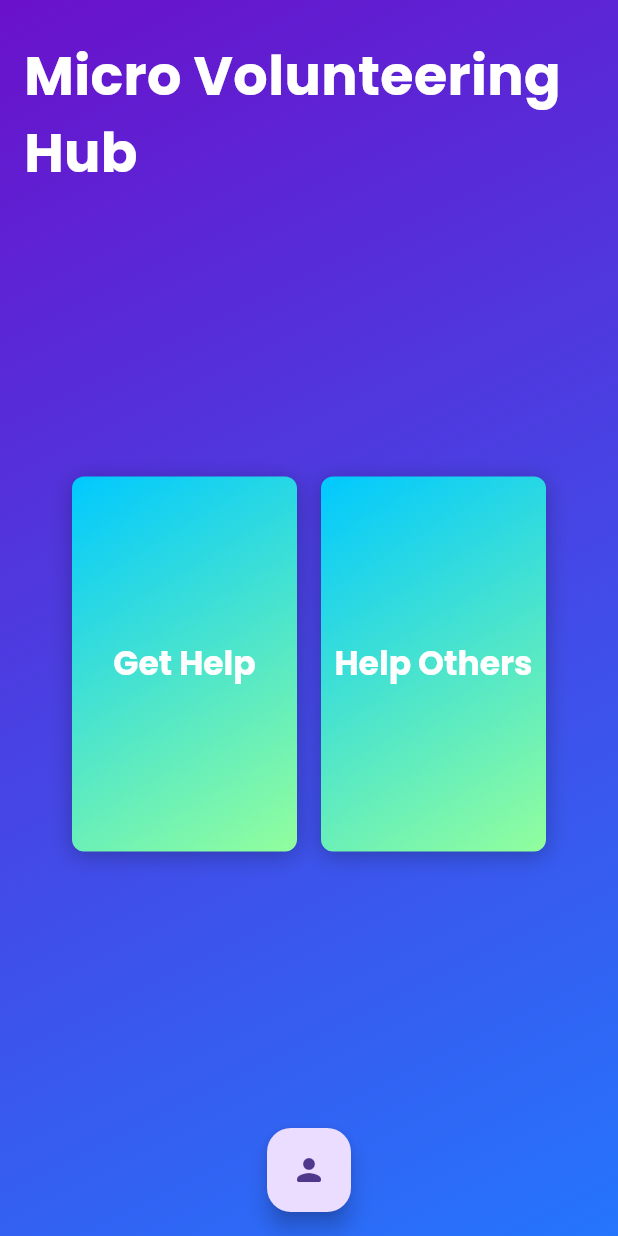
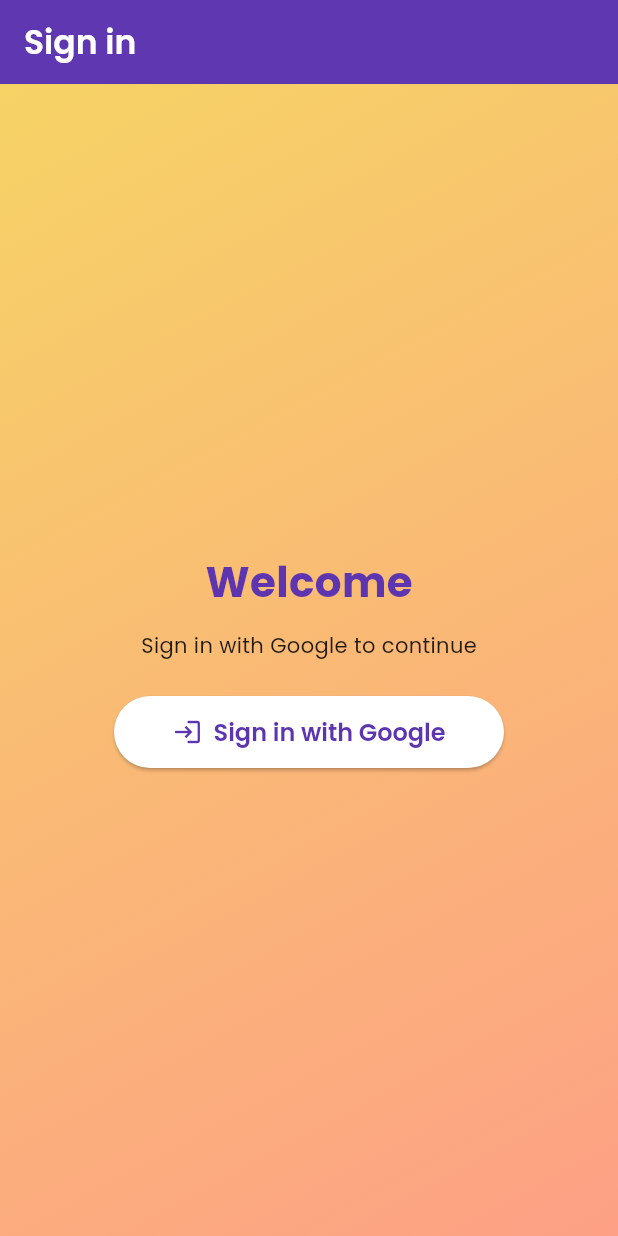
Before and after one commit to Clavatum/Micro_Volunteering_Hub, a Flutter app: the screen it shows after launch, on a phone screen of 412 x 824 dp. Run offline on Flutter 3.47's test engine with Material 3 defaults, Android fonts, the phone set to English and light mode, and no system bars; our stand-ins replace firebase_auth, firebase_core, google_fonts, google_sign_in; accounts and stored records are empty.

Commit message:
feat: Google sign-in added

```diff
--- /dev/null
+++ b/lib/Screens/google_sign_in_screen.dart
@@ -0,0 +1,131 @@
+import 'package:flutter/material.dart';
+import 'package:flutter/services.dart';
+import 'package:google_fonts/google_fonts.dart';
+import 'main_menu_screen.dart';
+import 'package:google_sign_in/google_sign_in.dart';
+import 'package:firebase_auth/firebase_auth.dart';
+
+class GoogleSignInScreen extends StatelessWidget {
+  const GoogleSignInScreen({Key? key}) : super(key: key);
+
+  void _snackBarMessage(BuildContext context, String message) {
+    ScaffoldMessenger.of(
+      context,
+    ).showSnackBar(SnackBar(content: Text(message)));
+  }
+
+  Future<void> _logInWithGoogle(BuildContext context) async {
+    try {
+      final GoogleSignInAccount? googleUser = await GoogleSignIn.instance
+          .authenticate(); //Pops up a Google Sign In Screen to choose account.
+      if (googleUser == null) {
+        //If signing in is not successful then return.
+        _snackBarMessage(context, 'Sign in cancelled');
+        return;
+      }
+      final GoogleSignInAuthentication googleAuth =
+          await googleUser.authentication;
+      // GoogleSignInAuthentication currently provides an idToken. Use it to
+      // create a Firebase credential. accessToken may not be available in
+      // some versions of the plugin.
+      final AuthCredential credential = GoogleAuthProvider.credential(
+        idToken: googleAuth.idToken,
+      );
+      final UserCredential userCredential = await FirebaseAuth.instance
+          .signInWithCredential(
+            credential,
+          ); //Login to firebase server using credential.
+      if (userCredential.user != null) {
+        //If logging in is successful then send user to home screen.
+        _snackBarMessage(context, "Login successful.");
+        Navigator.of(context).pushReplacement(
+          MaterialPageRoute(builder: (_) => const MainMenuScreen()),
+        );
+      } else {
+        _snackBarMessage(context, "Error while logging in.");
+      }
+    } on PlatformException catch (e) {
+      if (e.code == "network_error") {
+        //If device has slow or no internet.
+        _snackBarMessage(
+          context,
+          "Network error, please check your internet connection.",
+        );
+      }
+    } catch (e) {
+      //For other errors, handle with catch block.
+      debugPrint(e.toString());
+      _snackBarMessage(
+        context,
+        "Something went wrong while logging in with Google.",
+      );
+    }
+  }
+
+  @override
+  Widget build(BuildContext context) {
+    const Color primary = Color(0xFF5E35B1);
+    return Scaffold(
+      appBar: AppBar(
+        backgroundColor: primary,
+        elevation: 2,
+        title: Text(
+          'Sign in',
+          style: GoogleFonts.poppins(
+            fontWeight: FontWeight.w600,
+            color: Colors.white,
+          ),
+        ),
+      ),
+      body: Container(
+        decoration: const BoxDecoration(
+          gradient: LinearGradient(
+            begin: Alignment.topLeft,
+            end: Alignment.bottomRight,
+            colors: [Color(0xFFf6d365), Color(0xFFfda085)],
+          ),
+        ),
+        child: Center(
+          child: Column(
+            mainAxisSize: MainAxisSize.min,
+            children: [
+              Text(
+                'Welcome',
+                style: GoogleFonts.poppins(
+                  fontSize: 28,
+                  fontWeight: FontWeight.w700,
+                  color: primary,
+                ),
+              ),
+              const SizedBox(height: 12),
+              Text(
+                'Sign in with Google to continue',
+                style: GoogleFonts.poppins(color: Colors.black87),
+              ),
+              const SizedBox(height: 24),
+              SizedBox(
+                width: 260,
+                child: ElevatedButton.icon(
+                  style: ElevatedButton.styleFrom(
+                    backgroundColor: Colors.white,
+                    foregroundColor: primary,
+                    padding: const EdgeInsets.symmetric(vertical: 12),
+                    textStyle: GoogleFonts.poppins(
+                      fontSize: 16,
+                      fontWeight: FontWeight.w600,
+                    ),
+                  ),
+                  icon: const Icon(Icons.login, size: 20),
+                  label: const Text('Sign in with Google'),
+                  onPressed: () async {
+                    await _logInWithGoogle(context);
+                  },
+                ),
+              ),
+            ],
+          ),
+        ),
+      ),
+    );
+  }
+}
--- a/lib/main.dart
+++ b/lib/main.dart
@@ -1,8 +1,5 @@
 import 'package:flutter/material.dart';
-import 'screens/main_menu_screen.dart';
-import 'screens/app_loading_screen.dart';
-import 'package:firebase_core/firebase_core.dart';
-import 'firebase_options.dart';
+import 'Screens/app_loading_screen.dart';
 
 void main() {
   runApp(const MyApp());
@@ -13,20 +10,10 @@ class MyApp extends StatelessWidget {
 
   @override
   Widget build(BuildContext context) {
-    return FutureBuilder(
-      future: Firebase.initializeApp(
-        options: DefaultFirebaseOptions.currentPlatform
-      ),
-      builder: (context, snapshot) {
-        if (snapshot.connectionState == ConnectionState.done){
-          return MaterialApp(home: const MainMenuScreen(), debugShowCheckedModeBanner: false);
-        }
-        else{
-          return MaterialApp(
-            home: Scaffold(),
-          );
-        }
-      },
+    return MaterialApp(
+      title: 'Micro Volunteering Hub',
+      debugShowCheckedModeBanner: false,
+      home: const AppLoadingScreen(),
     );
   }
 }
```
Also changed, not shown: lib/Screens/app_loading_screen.dart (+45 -7 lines).
